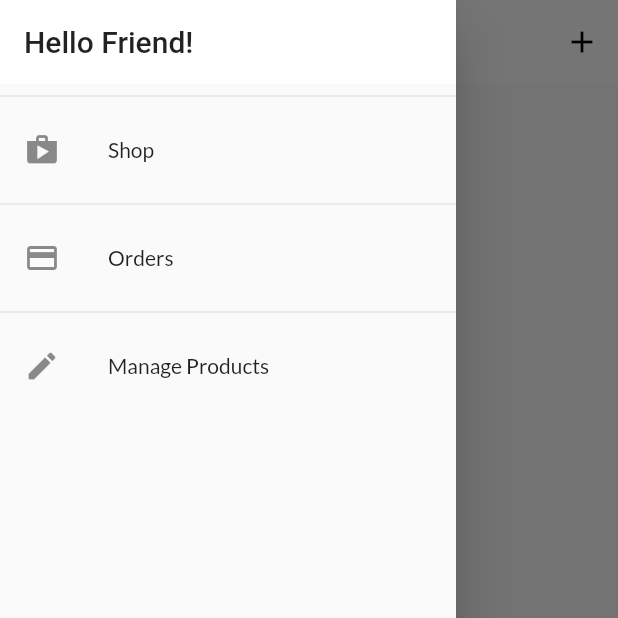
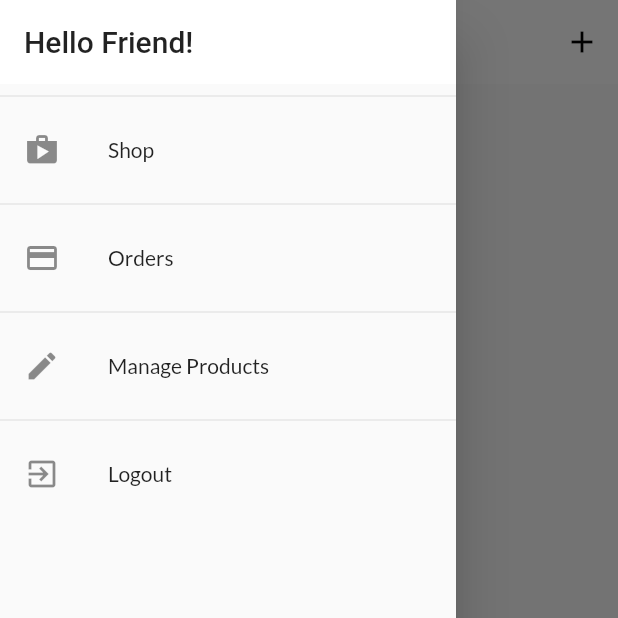
Before and after one commit to nestorsgarzonc/shop_app_flutter, a Flutter app: the UserProductsScreen screen opened by its route, with the side drawer open, on a phone screen of 412 x 824 dp, the top half of it. Run offline on Flutter 3.47's test engine with Material 2 defaults, Android fonts, the phone set to English and light mode, and no system bars; our stand-ins replace google_fonts, shared_preferences; accounts and stored records are empty; network calls fail.

Commit message:
adding animations and auth autologin and logout

```diff
--- a/lib/providers/orders.dart
+++ b/lib/providers/orders.dart
@@ -31,7 +31,7 @@ class Orders with ChangeNotifier {
   }
 
   Future<void> fetchAndSetOrders() async {
-    final url = 'https://unlearn-148a3.firebaseio.com/orders.json?auth=$authToken';
+    final url = 'https://unlearn-148a3.firebaseio.com/$userId.json?auth=$authToken';
     final response = await http.get(url);
     final List<OrderItem> loadedOrders = [];
     final extractedData = json.decode(response.body) as Map<String, dynamic>;
@@ -62,7 +62,7 @@ class Orders with ChangeNotifier {
   }
 
   Future<void> addOrder(List<CartItem> cartProducts, double total) async {
-    final url = 'https://unlearn-148a3.firebaseio.com/orders.json?auth=$authToken';
+    final url = 'https://unlearn-148a3.firebaseio.com/$userId.json?auth=$authToken';
     final timestamp = DateTime.now();
     final response = await http.post(
       url,
--- a/lib/screens/user_products_screen.dart
+++ b/lib/screens/user_products_screen.dart
@@ -10,7 +10,7 @@ class UserProductsScreen extends StatelessWidget {
   static const routeName = '/user-products';
 
   Future<void> _refreshProducts(BuildContext context) async {
-    await Provider.of<Products>(context).fetchAndSetProducts();
+    await Provider.of<Products>(context, listen: false).fetchAndSetProducts();
   }
 
   @override
@@ -29,9 +29,15 @@ class UserProductsScreen extends StatelessWidget {
         ],
       ),
       drawer: AppDrawer(),
-      body: RefreshIndicator(
+      body: FutureBuilder(
+        future: _refreshProducts(context),
+        builder: (context, snapshot) => snapshot.connectionState == ConnectionState.waiting
+            ? Center(child: CircularProgressIndicator())
+            : RefreshIndicator(
                 onRefresh: () => _refreshProducts(context),
-        child: Padding(
+                child: Consumer<Products>(
+                  builder: (context, productData, _) {
+                    return Padding(
                       padding: EdgeInsets.all(8),
                       child: ListView.builder(
                         itemCount: productsData.items.length,
@@ -46,6 +52,9 @@ class UserProductsScreen extends StatelessWidget {
                           ],
                         ),
                       ),
+                    );
+                  },
+                ),
               ),
       ),
     );
--- a/lib/widgets/app_drawer.dart
+++ b/lib/widgets/app_drawer.dart
@@ -1,4 +1,6 @@
 import 'package:flutter/material.dart';
+import 'package:provider/provider.dart';
+import 'package:shop_app_flutter/providers/auth.dart';
 
 import '../screens/orders_screen.dart';
 import '../screens/user_products_screen.dart';
@@ -26,8 +28,7 @@ class AppDrawer extends StatelessWidget {
             leading: Icon(Icons.payment),
             title: Text('Orders'),
             onTap: () {
-              Navigator.of(context)
-                  .pushReplacementNamed(OrdersScreen.routeName);
+              Navigator.of(context).pushReplacementNamed(OrdersScreen.routeName);
             },
           ),
           Divider(),
@@ -35,8 +36,16 @@ class AppDrawer extends StatelessWidget {
             leading: Icon(Icons.edit),
             title: Text('Manage Products'),
             onTap: () {
-              Navigator.of(context)
-                  .pushReplacementNamed(UserProductsScreen.routeName);
+              Navigator.of(context).pushReplacementNamed(UserProductsScreen.routeName);
+            },
+          ),
+          Divider(),
+          ListTile(
+            leading: Icon(Icons.exit_to_app),
+            title: Text('Logout'),
+            onTap: () {
+              Navigator.of(context).pop();
+              Provider.of<Auth>(context, listen: false).logOut();
             },
           ),
         ],
--- a/lib/widgets/product_item.dart
+++ b/lib/widgets/product_item.dart
@@ -36,7 +36,7 @@ class ProductItem extends StatelessWidget {
               ),
               color: Theme.of(context).accentColor,
               onPressed: () {
-                product.toggleFavoriteStatus(authData.token);
+                product.toggleFavoriteStatus(authData.token, authData.userId);
               },
             ),
           ),
--- a/pubspec.yaml
+++ b/pubspec.yaml
@@ -16,6 +16,7 @@ dependencies:
   cupertino_icons: ^0.1.3
   intl: ^0.16.1
   http: ^0.12.2
+  shared_preferences: ^0.5.8
 
 dev_dependencies:
   flutter_test:
```
Also changed, not shown: lib/main.dart (+8 -1 lines), lib/providers/auth.dart (+52 -0 lines), lib/providers/product.dart (+5 -6 lines), lib/providers/products.dart (+10 -4 lines), lib/screens/auth_screen.dart (+28 -4 lines), pubspec.lock. Lines whose indentation alone changed are shown as unchanged.
